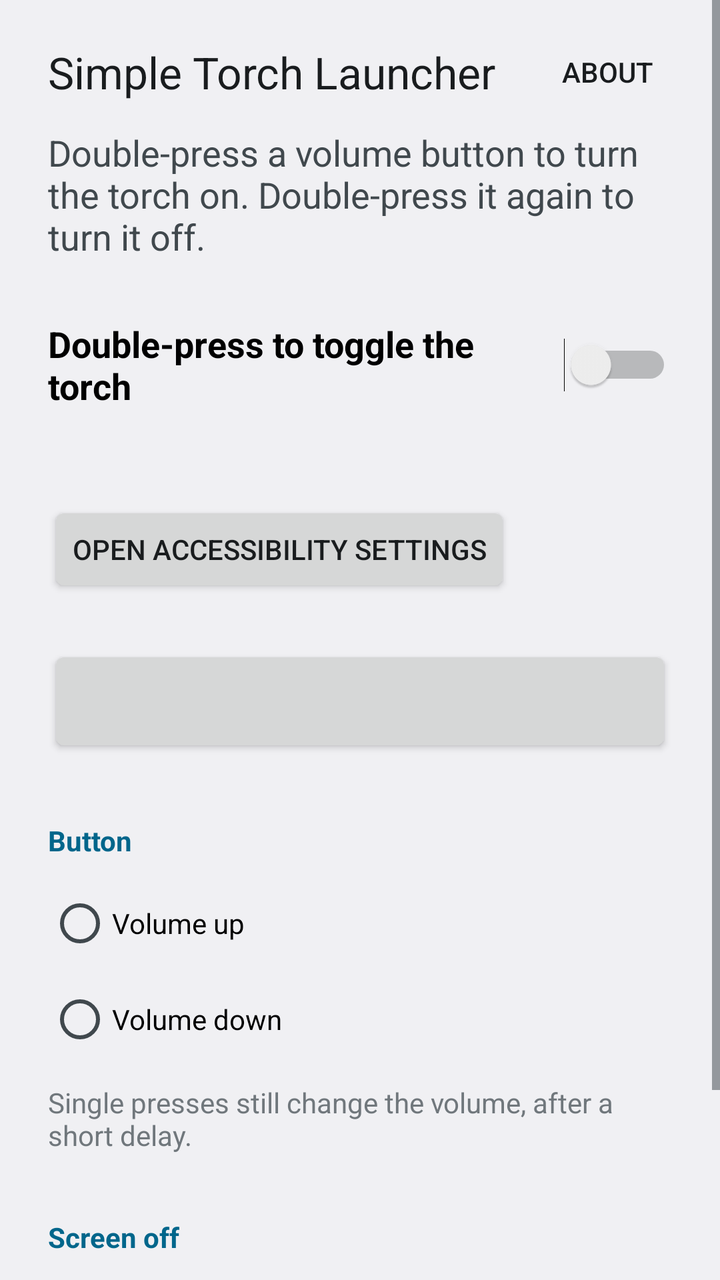
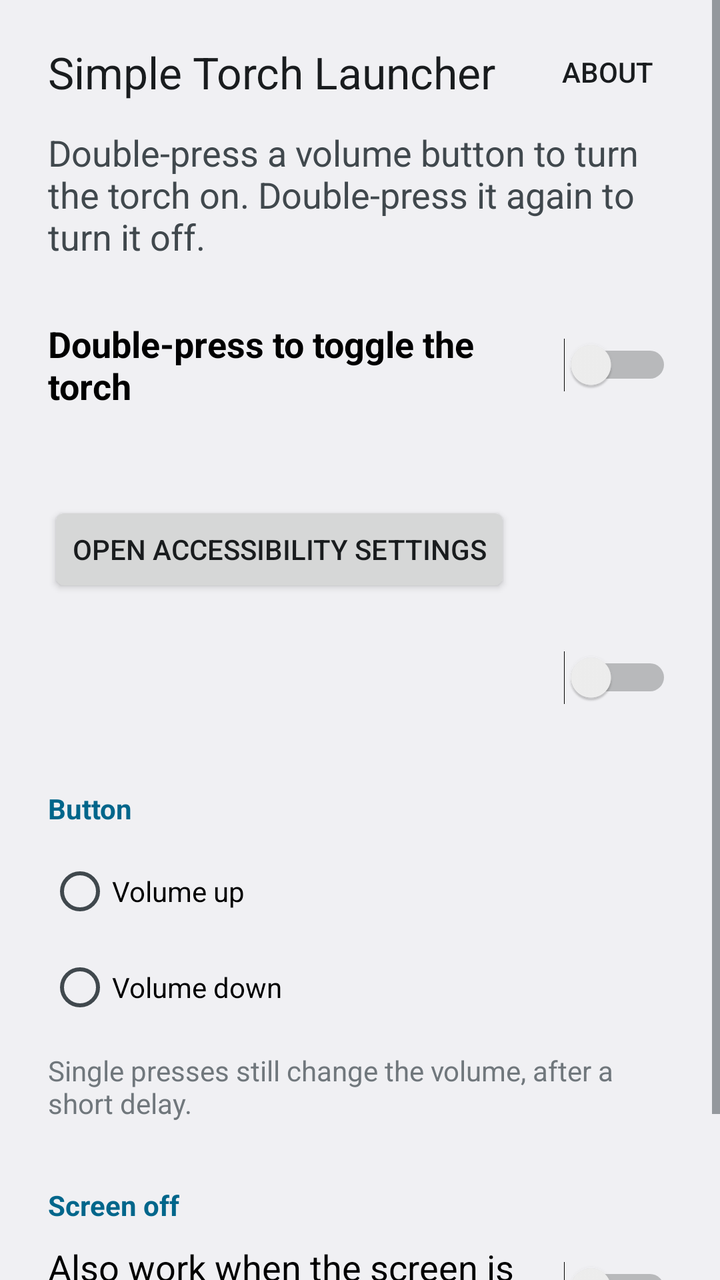

Compare the two renders of this Android layout. The source of the first and the diff that turns it into the second are given below.
<!-- AndroidManifest.xml: application theme AppTheme -->
<!-- res/layout/activity_main.xml -->
<?xml version="1.0" encoding="utf-8"?>
<ScrollView xmlns:android="http://schemas.android.com/apk/res/android"
    android:id="@+id/root"
    android:layout_width="match_parent"
    android:layout_height="match_parent">

    <LinearLayout
        android:layout_width="match_parent"
        android:layout_height="wrap_content"
        android:orientation="vertical"
        android:paddingStart="24dp"
        android:paddingEnd="24dp"
        android:paddingBottom="24dp">

        <LinearLayout
            android:layout_width="match_parent"
            android:layout_height="wrap_content"
            android:layout_marginTop="12dp"
            android:gravity="center_vertical"
            android:orientation="horizontal">

            <TextView
                android:layout_width="0dp"
                android:layout_height="wrap_content"
                android:layout_weight="1"
                android:text="@string/app_name"
                android:textAppearance="?android:attr/textAppearanceLarge" />

            <Button
                android:id="@+id/about"
                style="?android:attr/borderlessButtonStyle"
                android:layout_width="wrap_content"
                android:layout_height="wrap_content"
                android:layout_marginEnd="-12dp"
                android:text="@string/about_title" />
        </LinearLayout>

        <TextView
            android:layout_width="wrap_content"
            android:layout_height="wrap_content"
            android:layout_marginTop="4dp"
            android:text="@string/intro"
            android:textAppearance="?android:attr/textAppearanceMedium" />

        <Switch
            android:id="@+id/enabled"
            android:layout_width="match_parent"
            android:layout_height="wrap_content"
            android:layout_marginTop="24dp"
            android:minHeight="56dp"
            android:text="@string/enabled"
            android:textAppearance="?android:attr/textAppearanceMedium"
            android:textStyle="bold" />

        <TextView
            android:id="@+id/accessibility_status"
            android:layout_width="wrap_content"
            android:layout_height="wrap_content"
            android:layout_marginTop="8dp"
            android:textAppearance="?android:attr/textAppearanceMedium" />

        <Button
            android:id="@+id/open_accessibility_settings"
            android:layout_width="wrap_content"
            android:layout_height="wrap_content"
            android:layout_marginTop="8dp"
            android:text="@string/open_accessibility_settings" />

        <LinearLayout
            android:id="@+id/restricted_help"
            android:layout_width="match_parent"
            android:layout_height="wrap_content"
            android:orientation="vertical"
            android:visibility="gone">

            <TextView
                style="@style/Note"
                android:text="@string/restricted_title"
                android:textStyle="bold" />

            <TextView
                style="@style/Note"
                android:text="@string/restricted_help" />

            <Button
                android:id="@+id/open_app_info"
                android:layout_width="wrap_content"
                android:layout_height="wrap_content"
                android:layout_marginTop="8dp"
                android:text="@string/open_app_info" />
        </LinearLayout>

        <Button
            android:id="@+id/torch"
            android:layout_width="match_parent"
            android:layout_height="wrap_content"
            android:layout_marginTop="24dp"
            android:minHeight="56dp" />

        <TextView
            style="@style/SectionHeader"
            android:text="@string/section_button" />

        <RadioGroup
            android:id="@+id/button"
            android:layout_width="match_parent"
            android:layout_height="wrap_content">

            <RadioButton
                android:id="@+id/volume_up"
                android:layout_width="match_parent"
                android:layout_height="wrap_content"
                android:minHeight="48dp"
                android:text="@string/volume_up" />

            <RadioButton
                android:id="@+id/volume_down"
                android:layout_width="match_parent"
                android:layout_height="wrap_content"
                android:minHeight="48dp"
                android:text="@string/volume_down" />
        </RadioGroup>

        <TextView
            style="@style/Note"
            android:text="@string/button_note" />

        <TextView
            style="@style/SectionHeader"
            android:text="@string/section_screen_off" />

        <Switch
            android:id="@+id/screen_off"
            android:layout_width="match_parent"
            android:layout_height="wrap_content"
            android:minHeight="48dp"
            android:text="@string/screen_off"
            android:textAppearance="?android:attr/textAppearanceMedium" />

        <TextView
            style="@style/Note"
            android:text="@string/screen_off_note" />

    </LinearLayout>
</ScrollView>
<!-- resources referenced by this layout -->
<resources>
  <string name="about_title">About</string>
  <string name="app_name">Simple Torch Launcher</string>
  <string name="button_note">Single presses still change the volume, after a short delay.</string>
  <string name="enabled">Double-press to toggle the torch</string>
  <string name="intro">Double-press a volume button to turn the torch on. Double-press it again to turn it off.</string>
  <string name="open_accessibility_settings">Open accessibility settings</string>
  <string name="open_app_info">Open App info</string>
  <string name="restricted_help">Android blocks this for some apps installed outside an app store. Open App info, tap ⋮ in the top corner and choose “Allow restricted settings”. Then turn Simple Torch Launcher on in the accessibility settings again.</string>
  <string name="restricted_title">Seeing “Restricted setting”?</string>
  <string name="screen_off">Also work when the screen is off</string>
  <string name="screen_off_note">Experimental. Works on many phones but not all, and not while music or other audio is playing.</string>
  <string name="section_button">Button</string>
  <string name="section_screen_off">Screen off</string>
  <string name="volume_down">Volume down</string>
  <string name="volume_up">Volume up</string>
  <style name="Note">
          <item name="android:layout_width">wrap_content</item>
          <item name="android:layout_height">wrap_content</item>
          <item name="android:layout_marginTop">8dp</item>
          <item name="android:textAppearance">?android:attr/textAppearanceSmall</item>
      </style>
  <style name="SectionHeader">
          <item name="android:layout_width">wrap_content</item>
          <item name="android:layout_height">wrap_content</item>
          <item name="android:layout_marginTop">32dp</item>
          <item name="android:layout_marginBottom">8dp</item>
          <item name="android:textAppearance">?android:attr/textAppearanceSmall</item>
          <item name="android:textColor">?android:attr/colorAccent</item>
          <item name="android:textStyle">bold</item>
          <item name="android:accessibilityHeading" tools:targetApi="28">true</item>
      </style>
  <style name="AppTheme" parent="android:Theme.DeviceDefault.Light.NoActionBar">
          
          <item name="android:statusBarColor">?android:attr/colorBackground</item>
          <item name="android:navigationBarColor" tools:targetApi="27">?android:attr/colorBackground</item>
          <item name="android:windowLightStatusBar">true</item>
          <item name="android:windowLightNavigationBar" tools:targetApi="27">true</item>
      </style>
</resources>

<!-- the commit's change to res/layout/activity_main.xml (unified diff, before → after) -->
@@ -90,12 +90,13 @@
                 android:text="@string/open_app_info" />
         </LinearLayout>
 
-        <Button
+        <Switch
             android:id="@+id/torch"
             android:layout_width="match_parent"
             android:layout_height="wrap_content"
-            android:layout_marginTop="24dp"
-            android:minHeight="56dp" />
+            android:layout_marginTop="16dp"
+            android:minHeight="48dp"
+            android:textAppearance="?android:attr/textAppearanceMedium" />
 
         <TextView
             style="@style/SectionHeader"
